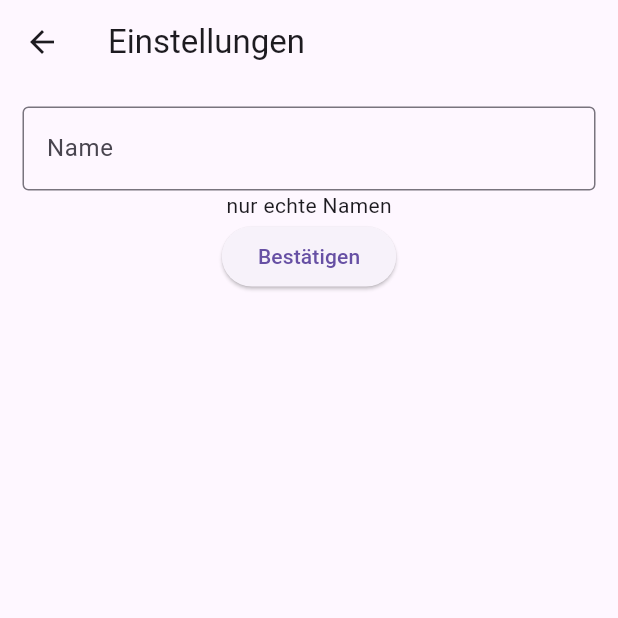
After one commit to milan-py/Analphabet, a Flutter app: the SettingsMenu screen opened by its route, on a phone screen of 412 x 824 dp, the top half of it. The commit adds this screen. Run offline on Flutter 3.47's test engine with Material 2 defaults, Android fonts, the phone set to English and light mode, and no system bars; our stand-ins replace file_picker, share_plus, shared_preferences, sqflite; accounts and stored records are empty.

Commit message:
name now required for upload

```diff
--- /dev/null
+++ b/lib/settings_menu.dart
@@ -0,0 +1,61 @@
+import 'package:flutter/material.dart';
+import 'package:shared_preferences/shared_preferences.dart';
+
+class SettingsMenu extends StatefulWidget {
+  const SettingsMenu({Key? key}) : super(key: key);
+
+  @override
+  State<SettingsMenu> createState() => _SettingsMenuState();
+}
+
+class _SettingsMenuState extends State<SettingsMenu> {
+  late final SharedPreferences _preferences;
+  final TextEditingController _nameController = TextEditingController();
+
+  @override
+  void initState() {
+    super.initState();
+    SharedPreferences.getInstance().then((value) {
+      _preferences = value;
+      _nameController.text = _preferences.getString("name") ?? "";
+    });
+  }
+
+  @override
+  void dispose() {
+    _nameController.dispose();
+    super.dispose();
+  }
+
+  @override
+  Widget build(BuildContext context) {
+    return Scaffold(
+      appBar: AppBar(
+        title: const Text("Einstellungen"),
+        shape: const RoundedRectangleBorder(
+          borderRadius: BorderRadius.vertical(
+            bottom: Radius.circular(15.0),
+          ),
+        ),
+      ),
+      body: Padding(
+        padding: const EdgeInsets.all(15.0),
+        child: Column(
+          children: [
+            TextField(
+              decoration: const InputDecoration(
+                border: OutlineInputBorder(),
+                labelText: "Name",
+              ),
+              controller: _nameController,
+            ),
+            const Text("nur echte Namen"),
+            ElevatedButton(onPressed: () {
+              _preferences.setString("name", _nameController.text);
+            }, child: const Text("Bestätigen")),
+          ],
+        ),
+      ),
+    );
+  }
+}
--- a/pubspec.yaml
+++ b/pubspec.yaml
@@ -38,6 +38,7 @@ dependencies:
   path_provider: ^2.0.12
   file_picker: ^5.2.5
   http: ^0.13.5
+  shared_preferences: ^2.0.17
 
   # The following adds the Cupertino Icons font to your application.
   # Use with the CupertinoIcons class for iOS style icons.
```
Also changed, not shown: lib/main.dart (+15 -3 lines), lib/quote_display.dart (+24 -7 lines), lib/quote_menu.dart (+32 -14 lines), pubspec.lock, 2 other files.
